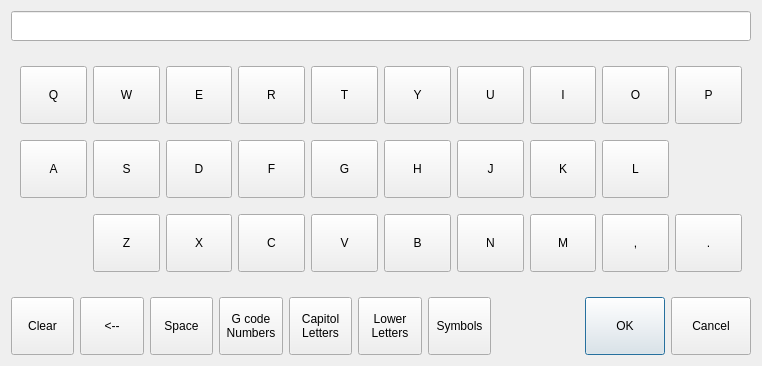
jethornton/flexgui, file flexgui/src/keyboard.ui: the form before one commit.
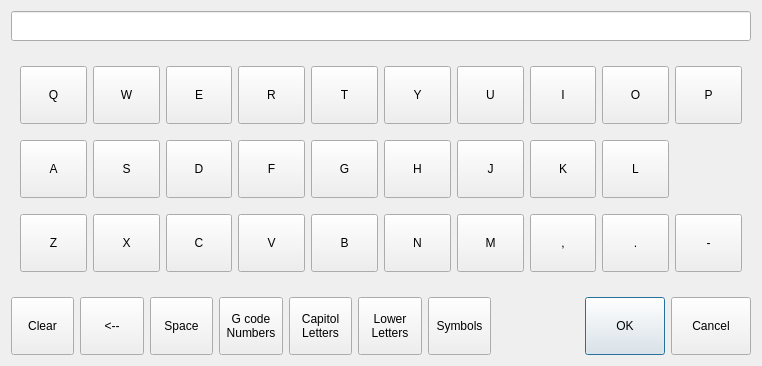
The form after the commit. The open tabs and pages were chosen to show the change.

Commit message: add missing key

What changed in the file:
```diff
--- a/flexgui/src/keyboard.ui
+++ b/flexgui/src/keyboard.ui
@@ -376,13 +376,6 @@
          </property>
         </widget>
        </item>
-       <item row="2" column="1">
-        <widget class="QPushButton" name="key_55">
-         <property name="text">
-          <string>Z</string>
-         </property>
-        </widget>
-       </item>
        <item row="1" column="6">
         <widget class="QPushButton" name="key_52">
          <property name="text">
@@ -397,27 +390,6 @@
          </property>
         </widget>
        </item>
-       <item row="2" column="8">
-        <widget class="QPushButton" name="key_62">
-         <property name="text">
-          <string>,</string>
-         </property>
-        </widget>
-       </item>
-       <item row="2" column="7">
-        <widget class="QPushButton" name="key_61">
-         <property name="text">
-          <string>M</string>
-         </property>
-        </widget>
-       </item>
-       <item row="2" column="5">
-        <widget class="QPushButton" name="key_59">
-         <property name="text">
-          <string>B</string>
-         </property>
-        </widget>
-       </item>
        <item row="0" column="3">
         <widget class="QPushButton" name="key_39">
          <property name="text">
@@ -446,20 +418,6 @@
          </property>
         </widget>
        </item>
-       <item row="2" column="4">
-        <widget class="QPushButton" name="key_58">
-         <property name="text">
-          <string>V</string>
-         </property>
-        </widget>
-       </item>
-       <item row="2" column="9">
-        <widget class="QPushButton" name="key_63">
-         <property name="text">
-          <string>.</string>
-         </property>
-        </widget>
-       </item>
        <item row="0" column="7">
         <widget class="QPushButton" name="key_43">
          <property name="text">
@@ -467,13 +425,6 @@
          </property>
         </widget>
        </item>
-       <item row="2" column="6">
-        <widget class="QPushButton" name="key_60">
-         <property name="text">
-          <string>N</string>
-         </property>
-        </widget>
-       </item>
        <item row="0" column="6">
         <widget class="QPushButton" name="key_42">
          <property name="text">
@@ -495,13 +446,6 @@
          </property>
         </widget>
        </item>
-       <item row="2" column="3">
-        <widget class="QPushButton" name="key_57">
-         <property name="text">
-          <string>C</string>
-         </property>
-        </widget>
-       </item>
        <item row="1" column="7">
         <widget class="QPushButton" name="key_53">
          <property name="text">
@@ -516,13 +460,6 @@
          </property>
         </widget>
        </item>
-       <item row="2" column="2">
-        <widget class="QPushButton" name="key_56">
-         <property name="text">
-          <string>X</string>
-         </property>
-        </widget>
-       </item>
        <item row="0" column="8">
         <widget class="QPushButton" name="key_44">
          <property name="text">
@@ -530,6 +467,76 @@
          </property>
         </widget>
        </item>
+       <item row="2" column="0">
+        <widget class="QPushButton" name="key_55">
+         <property name="text">
+          <string>Z</string>
+         </property>
+        </widget>
+       </item>
+       <item row="2" column="1">
+        <widget class="QPushButton" name="key_56">
+         <property name="text">
+          <string>X</string>
+         </property>
+        </widget>
+       </item>
+       <item row="2" column="2">
+        <widget class="QPushButton" name="key_57">
+         <property name="text">
+          <string>C</string>
+         </property>
+        </widget>
+       </item>
+       <item row="2" column="3">
+        <widget class="QPushButton" name="key_58">
+         <property name="text">
+          <string>V</string>
+         </property>
+        </widget>
+       </item>
+       <item row="2" column="4">
+        <widget class="QPushButton" name="key_59">
+         <property name="text">
+          <string>B</string>
+         </property>
+        </widget>
+       </item>
+       <item row="2" column="5">
+        <widget class="QPushButton" name="key_60">
+         <property name="text">
+          <string>N</string>
+         </property>
+        </widget>
+       </item>
+       <item row="2" column="6">
+        <widget class="QPushButton" name="key_61">
+         <property name="text">
+          <string>M</string>
+         </property>
+        </widget>
+       </item>
+       <item row="2" column="7">
+        <widget class="QPushButton" name="key_62">
+         <property name="text">
+          <string>,</string>
+         </property>
+        </widget>
+       </item>
+       <item row="2" column="8">
+        <widget class="QPushButton" name="key_63">
+         <property name="text">
+          <string>.</string>
+         </property>
+        </widget>
+       </item>
+       <item row="2" column="9">
+        <widget class="QPushButton" name="key_64">
+         <property name="text">
+          <string>-</string>
+         </property>
+        </widget>
+       </item>
       </layout>
      </widget>
      <widget class="QWidget" name="page_8">
```
Left out of the diff: 80 changed lines with no effect on the pictures.
